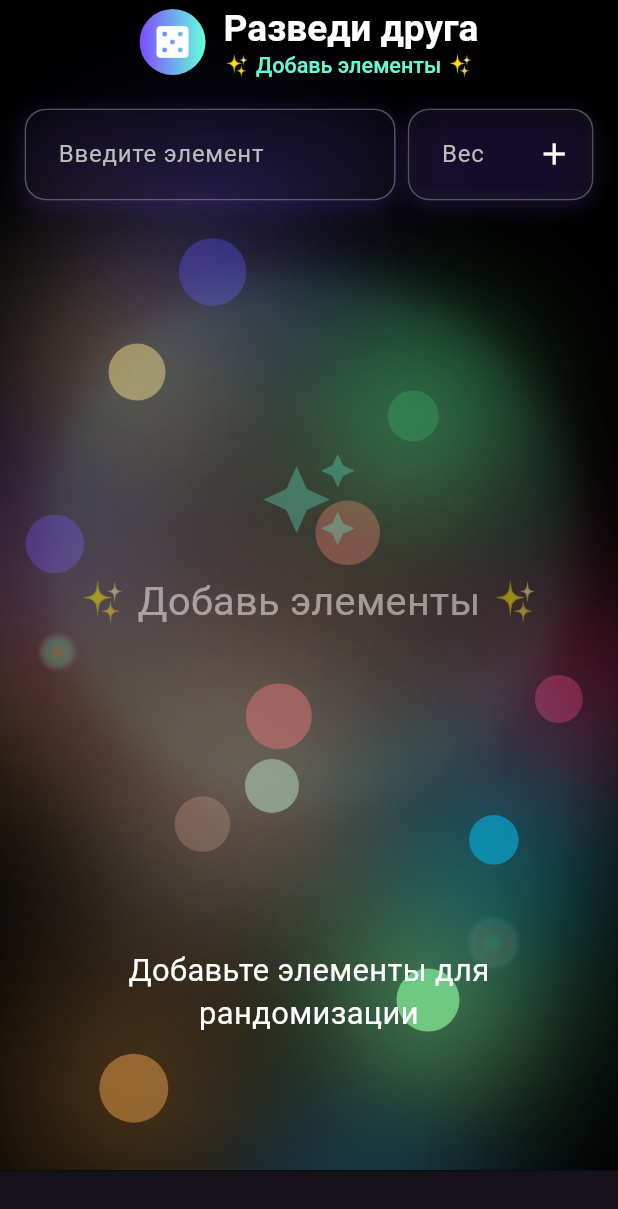
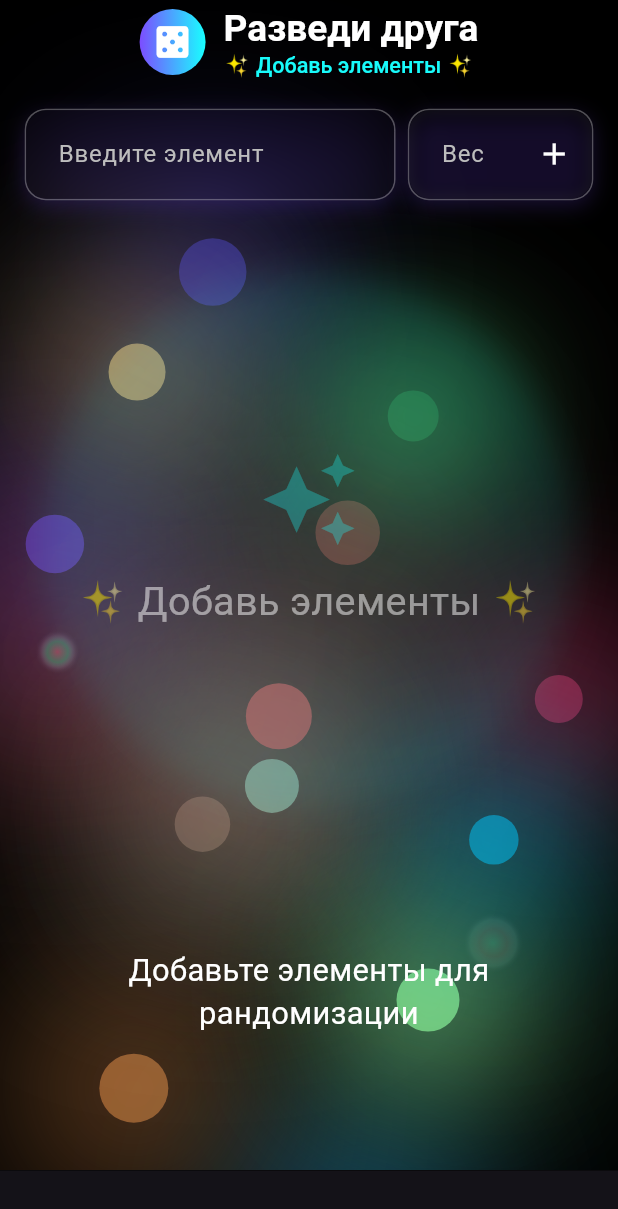
Before and after one commit to ArtemC6/divorcefriend, a Flutter app: the screen it shows after launch, on a phone screen of 412 x 824 dp. Shown: the top 1209 px of the screen. Run offline on Flutter 3.47's test engine with Material 3 defaults, Android fonts, the phone set to English and light mode, and no system bars; our stand-ins replace hive_flutter; accounts and stored records are empty.

Commit message:
Refine particle effects and wheel animations

```diff
--- a/lib/main.dart
+++ b/lib/main.dart
@@ -214,7 +214,7 @@ class _RandomizerScreenState extends State<RandomizerScreen> with TickerProvider
                         labelText: 'Название',
                         labelStyle: TextStyle(color: Colors.grey),
                         enabledBorder: OutlineInputBorder(borderSide: BorderSide(color: Colors.deepPurpleAccent)),
-                        focusedBorder: OutlineInputBorder(borderSide: BorderSide(color: Colors.tealAccent)),
+                        focusedBorder: OutlineInputBorder(borderSide: BorderSide(color: Colors.cyanAccent)),
                       ),
                     ),
                     SizedBox(height: 16),
@@ -227,7 +227,7 @@ class _RandomizerScreenState extends State<RandomizerScreen> with TickerProvider
                         labelText: 'Вес (1.0 и выше)',
                         labelStyle: TextStyle(color: Colors.grey),
                         enabledBorder: OutlineInputBorder(borderSide: BorderSide(color: Colors.deepPurpleAccent)),
-                        focusedBorder: OutlineInputBorder(borderSide: BorderSide(color: Colors.tealAccent)),
+                        focusedBorder: OutlineInputBorder(borderSide: BorderSide(color: Colors.cyanAccent)),
                       ),
                     ),
                   ],
@@ -254,7 +254,7 @@ class _RandomizerScreenState extends State<RandomizerScreen> with TickerProvider
                       });
                       Navigator.pop(context);
                     },
-                    child: const Text('Сохранить', style: TextStyle(color: Colors.tealAccent)),
+                    child: const Text('Сохранить', style: TextStyle(color: Colors.cyanAccent)),
                   ),
                 ],
                 shape: RoundedRectangleBorder(borderRadius: BorderRadius.circular(20)),
@@ -461,7 +461,7 @@ class _RandomizerScreenState extends State<RandomizerScreen> with TickerProvider
               decoration: BoxDecoration(
                 shape: BoxShape.circle,
                 gradient: LinearGradient(
-                  colors: [Colors.deepPurpleAccent, Colors.tealAccent],
+                  colors: [Colors.deepPurpleAccent, Colors.cyanAccent],
                 ),
               ),
               child: const Icon(Icons.casino, color: Colors.white, size: 28),
@@ -487,7 +487,7 @@ class _RandomizerScreenState extends State<RandomizerScreen> with TickerProvider
                         ? '✨ Добавь элементы ✨'
                         : '🎯 ${_items.length} ${_items.length == 1 ? 'вариант' : 'вариантов'} 🎯',
                       style: TextStyle(
-                        color: Colors.tealAccent.withOpacity(0.7 + 0.3 * sin(_glowController.value * 2 * pi)),
+                        color: Colors.cyanAccent.withOpacity(0.7 + 0.3 * sin(_glowController.value * 2 * pi)),
                         fontSize: size.width * 0.035,
                         fontWeight: FontWeight.w500,
                       ),
@@ -691,7 +691,7 @@ class _RandomizerScreenState extends State<RandomizerScreen> with TickerProvider
                                     shape: BoxShape.circle,
                                     boxShadow: [
                                       BoxShadow(
-                                        color: Colors.tealAccent.withOpacity(
+                                        color: Colors.cyanAccent.withOpacity(
                                           _isSpinning ? 0.4 * (0.5 + 0.5 * sin(_glowController.value * 2 * pi)) : 0.1,
                                         ),
                                         blurRadius: _isSpinning ? 40 : 20,
@@ -748,7 +748,7 @@ class _RandomizerScreenState extends State<RandomizerScreen> with TickerProvider
                             gradient: LinearGradient(
                               colors: [
                                 Colors.deepPurpleAccent.withOpacity(0.7),
-                                Colors.tealAccent.withOpacity(0.7),
+                                Colors.cyanAccent.withOpacity(0.7),
                               ],
                               begin: Alignment.topLeft,
                               end: Alignment.bottomRight,
@@ -827,7 +827,7 @@ class _RandomizerScreenState extends State<RandomizerScreen> with TickerProvider
                                       gradient: LinearGradient(
                                         colors: [
                                           Colors.deepPurpleAccent.withOpacity(0.6),
-                                          Colors.tealAccent.withOpacity(0.6),
+                                          Colors.cyanAccent.withOpacity(0.6),
                                         ],
                                       ),
                                       borderRadius: BorderRadius.circular(16),
@@ -913,7 +913,7 @@ class _MagicCounterSelector extends StatelessWidget {
             Icon(
               Icons.auto_awesome,
               size: size * 0.2,
-              color: Colors.tealAccent.withOpacity(0.3),
+              color: Colors.cyanAccent.withOpacity(0.3),
             ),
             SizedBox(height: size * 0.05),
             Text(
@@ -960,7 +960,7 @@ class _MagicCounterSelector extends StatelessWidget {
                 scale: scale,
                 child: Icon(
                   Icons.star,
-                  color: Colors.tealAccent.withOpacity((opacity).clamp(0.0, 1.0)),
+                  color: Colors.cyanAccent.withOpacity((opacity).clamp(0.0, 1.0)),
                   size: size * 0.05,
                 ),
               ),
@@ -981,10 +981,10 @@ class _MagicCounterSelector extends StatelessWidget {
                 height: size * 0.02,
                 decoration: BoxDecoration(
                   shape: BoxShape.circle,
-                  color: Colors.tealAccent.withOpacity((opacity).clamp(0.0, 1.0)),
+                  color: Colors.cyanAccent.withOpacity((opacity).clamp(0.0, 1.0)),
                   boxShadow: [
                     BoxShadow(
-                      color: Colors.tealAccent.withOpacity((opacity * 0.6).clamp(0.0, 1.0)),
+                      color: Colors.cyanAccent.withOpacity((opacity * 0.6).clamp(0.0, 1.0)),
                       blurRadius: size * 0.03,
                     ),
                   ],
@@ -1009,12 +1009,12 @@ class _MagicCounterSelector extends StatelessWidget {
               child: Text(
                 '$digitValue',
                 style: TextStyle(
-                  color: Colors.tealAccent.withOpacity(opacity),
+                  color: Colors.cyanAccent.withOpacity(opacity),
                   fontSize: size * 0.08,
                   fontWeight: FontWeight.bold,
                   shadows: [
                     Shadow(
-                      color: Colors.tealAccent.withOpacity((opacity * 0.6).clamp(0.0, 1.0)),
+                      color: Colors.cyanAccent.withOpacity((opacity * 0.6).clamp(0.0, 1.0)),
                       blurRadius: size * 0.05,
                     ),
                   ],
@@ -1029,12 +1029,12 @@ class _MagicCounterSelector extends StatelessWidget {
             decoration: BoxDecoration(
               shape: BoxShape.circle,
               border: Border.all(
-                color: Colors.tealAccent.withOpacity((0.6 + 0.4 * sin(animationValue * 2 * pi)).clamp(0.0, 1.0)),
+                color: Colors.cyanAccent.withOpacity((0.6 + 0.4 * sin(animationValue * 2 * pi)).clamp(0.0, 1.0)),
                 width: 2,
               ),
               boxShadow: [
                 BoxShadow(
-                  color: Colors.tealAccent.withOpacity((0.4 + 0.3 * sin(animationValue * 2 * pi)).clamp(0.0, 1.0)),
+                  color: Colors.cyanAccent.withOpacity((0.4 + 0.3 * sin(animationValue * 2 * pi)).clamp(0.0, 1.0)),
                   blurRadius: size * 0.15,
                   spreadRadius: size * 0.05,
                 ),
@@ -1053,7 +1053,7 @@ class _MagicCounterSelector extends StatelessWidget {
                     decoration: BoxDecoration(
                       shape: BoxShape.circle,
                       border: Border.all(
-                        color: Colors.tealAccent.withOpacity((ringOpacity).clamp(0.0, 1.0)),
+                        color: Colors.cyanAccent.withOpacity((ringOpacity).clamp(0.0, 1.0)),
                         width: 1,
                       ),
                     ),
@@ -1081,12 +1081,12 @@ class _MagicCounterSelector extends StatelessWidget {
                     Text(
                       '${items.isEmpty ? 0 : ((animationValue * 3000).toInt() % items.length) + 1}',
                       style: TextStyle(
-                        color: Colors.tealAccent,
+                        color: Colors.cyanAccent,
                         fontSize: size * 0.15,
                         fontWeight: FontWeight.bold,
                         shadows: [
                           Shadow(
-                            color: Colors.tealAccent.withOpacity(0.5),
+                            color: Colors.cyanAccent.withOpacity(0.5),
                             blurRadius: size * 0.08,
                           ),
                         ],
@@ -1190,7 +1190,7 @@ class _AnimatedSlowDot extends StatelessWidget {
       baseSize = 31 * scale + ((index * 7) % 16).toDouble();
     }
 
-    double t = 0.5;
+    double t = 0.1;
 
     double minOpacity = 0.12,
         maxOpacity = 0.39;
```
